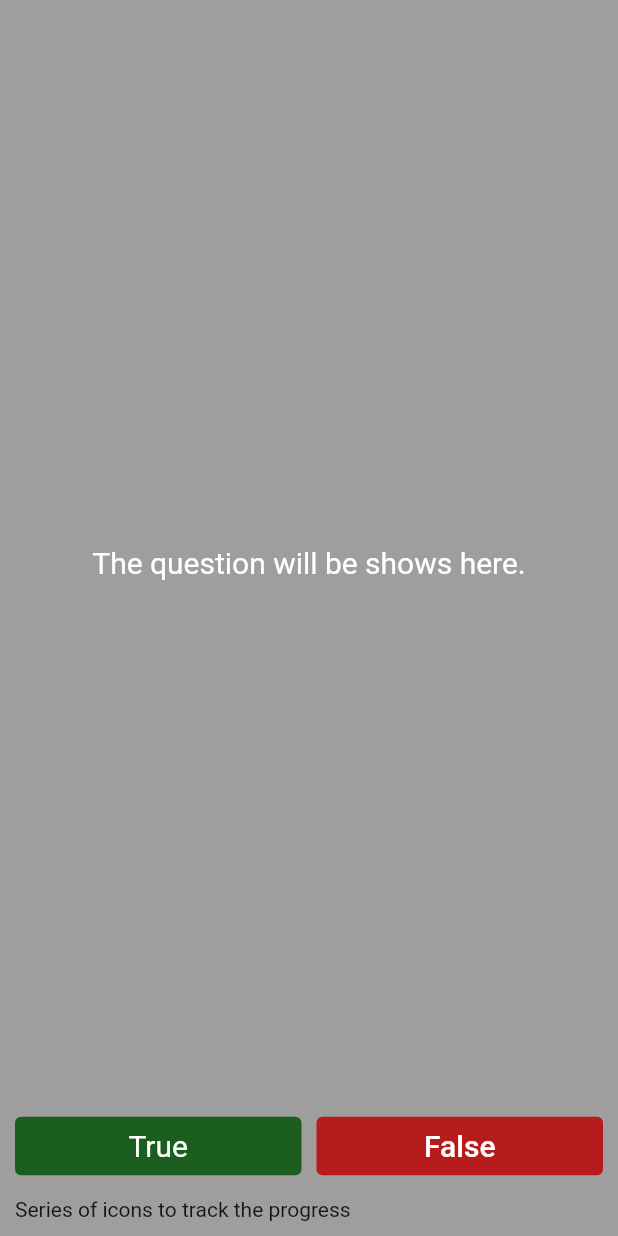
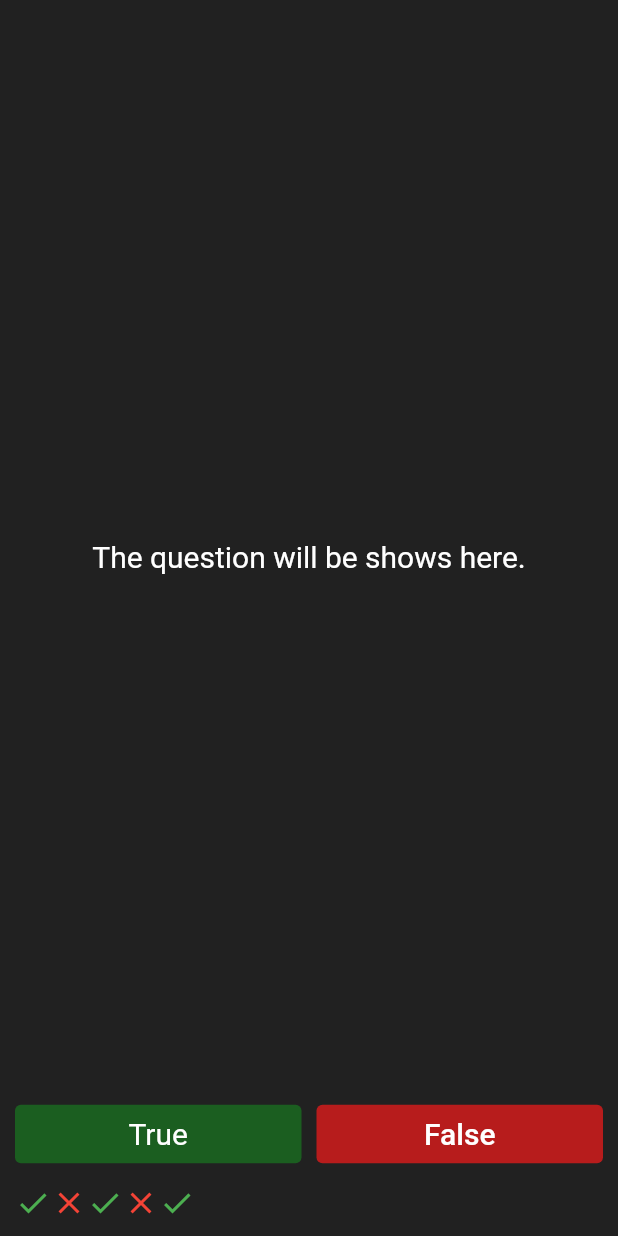
Before and after one commit to rooptestdev/quizzler_flutter, a Flutter app: the screen it shows after launch, after a tap on "True", on a phone screen of 412 x 824 dp. Run offline on Flutter 3.47's test engine with Material 2 defaults, Android fonts, the phone set to English and light mode, and no system bars.

Commit message:
Adding List

```diff
--- a/lib/main.dart
+++ b/lib/main.dart
@@ -10,10 +10,10 @@ class QuizApp extends StatelessWidget {
   // This widget is the root of your application.
   @override
   Widget build(BuildContext context) {
-    return const MaterialApp(
+    return MaterialApp(
       home: Scaffold(
-        backgroundColor: Colors.grey,
-        body: SafeArea(
+        backgroundColor: Colors.grey.shade900,
+        body: const SafeArea(
           child: Padding(
             padding: EdgeInsets.symmetric(horizontal: 10.0, vertical: 10.0),
             child: QuizPage(),
@@ -32,6 +32,25 @@ class QuizPage extends StatefulWidget {
 }
 
 class _QuizPageState extends State<QuizPage> {
+  List<Icon> scoreKeeper = [
+    Icon(
+      Icons.check,
+      color: Colors.green,
+    ),
+    Icon(
+      Icons.close,
+      color: Colors.red,
+    ),
+    Icon(
+      Icons.check,
+      color: Colors.green,
+    ),
+    Icon(
+      Icons.close,
+      color: Colors.red,
+    ),
+  ];
+
   @override
   Widget build(BuildContext context) {
     return Column(
@@ -40,7 +59,7 @@ class _QuizPageState extends State<QuizPage> {
       children: [
         const Expanded(
           child: Padding(
-            padding: EdgeInsets.all(8.0),
+            padding: EdgeInsets.all(15.0),
             child: Center(
               child: Text(
                 'The question will be shows here.',
@@ -64,7 +83,14 @@ class _QuizPageState extends State<QuizPage> {
                     )),
                 onPressed: () {
                   print('true');
-                  //TODO: Add counting for true
+                  setState(() {
+                    scoreKeeper.add(
+                      Icon(
+                        Icons.check,
+                        color: Colors.green,
+                      ),
+                    );
+                  });
                 },
                 child: const Text(
                   'True',
@@ -85,7 +111,14 @@ class _QuizPageState extends State<QuizPage> {
                 ),
                 onPressed: () {
                   print('false');
-                  //TODO: Add counting for false.
+                  setState(() {
+                    scoreKeeper.add(
+                      Icon(
+                        Icons.close,
+                        color: Colors.red,
+                      ),
+                    );
+                  });
                 },
                 child: const Text(
                   'False',
@@ -102,11 +135,7 @@ class _QuizPageState extends State<QuizPage> {
           height: 10.0,
         ),
         Row(
-          children: const [
-            Expanded(
-              child: Text('Series of icons to track the progress'),
-            ),
-          ],
+          children: scoreKeeper,
         ),
       ],
     );
```
Also changed, not shown: 1 other file.
